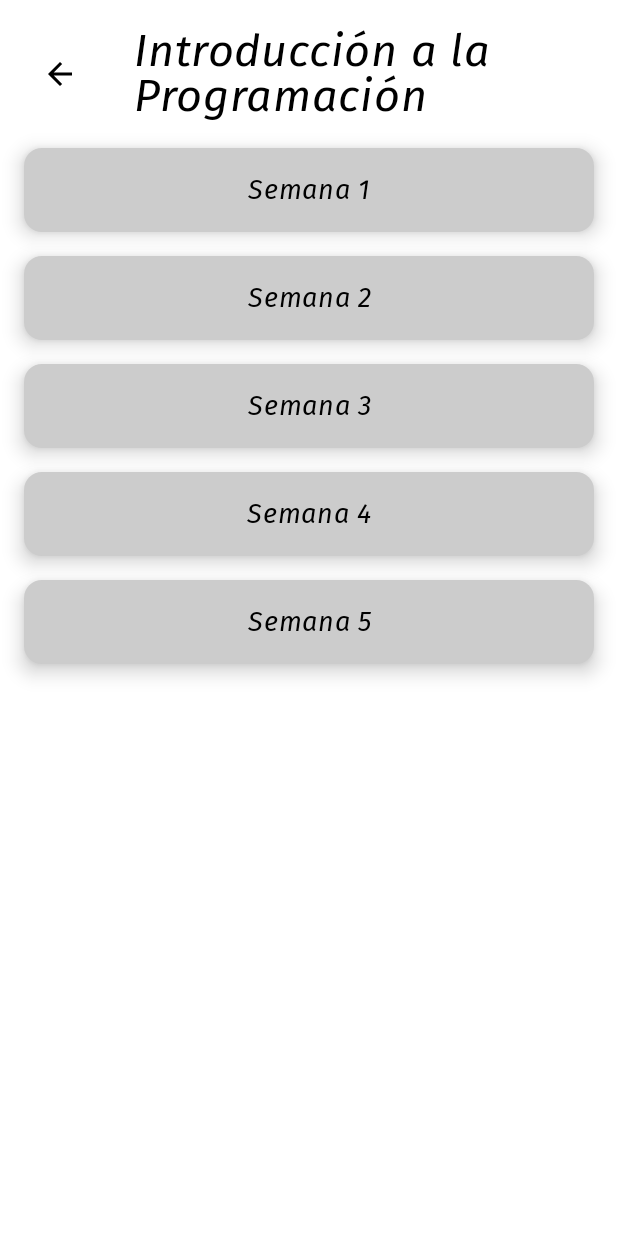
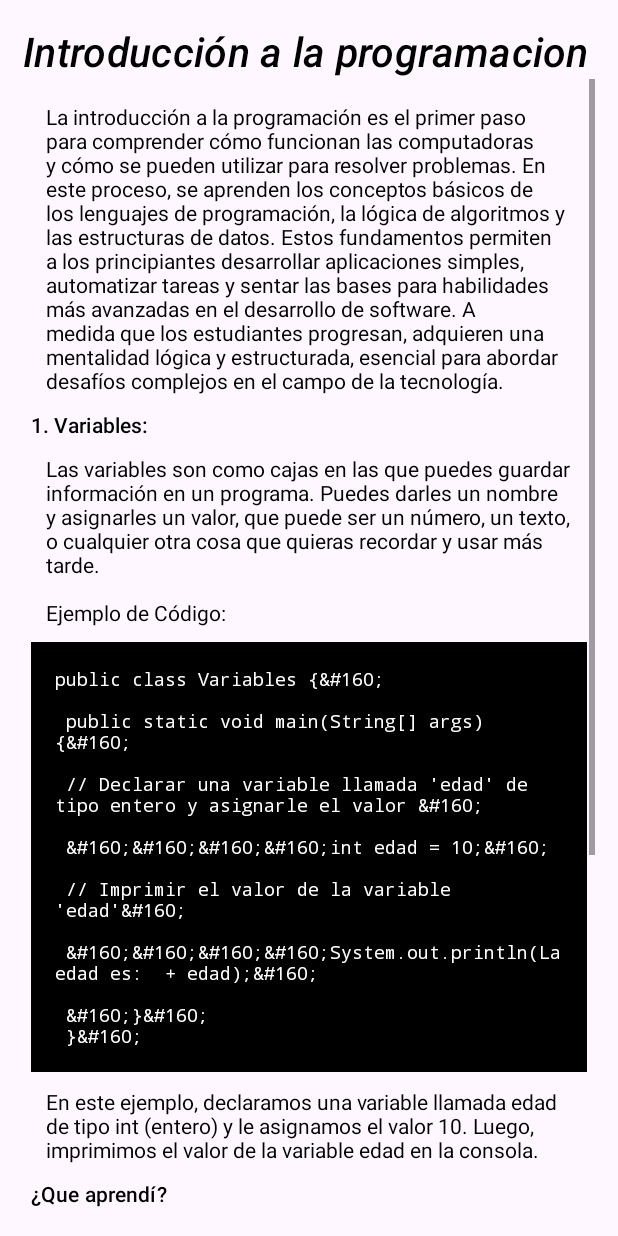
Before and after one commit to AlexisPiracoca/labVirtual, an Android app built with Jetpack Compose: the IntroProgrammingClassScreen screen opened directly, with no data from a screen before it, after a tap on "Semana 4", on a phone screen of 412 x 824 dp. Run offline under Robolectric (Android 15) with nearby library versions, the phone set to English and light mode, and no system bars.

Commit message:
primera actividad Introduccion a la programacion

```diff
--- a/app/src/main/AndroidManifest.xml
+++ b/app/src/main/AndroidManifest.xml
@@ -1,7 +1,9 @@
 <?xml version="1.0" encoding="utf-8"?>
 <manifest xmlns:android="http://schemas.android.com/apk/res/android"
     xmlns:tools="http://schemas.android.com/tools">
+
     <uses-permission android:name="android.permission.INTERNET" />
+
     <application
         android:allowBackup="true"
         android:dataExtractionRules="@xml/data_extraction_rules"
@@ -12,6 +14,9 @@
         android:supportsRtl="true"
         android:theme="@style/Theme.LaboratorioVirtual"
         tools:targetApi="31">
+        <activity
+            android:name=".classProgramming.introduccion.week1introduction"
+            android:exported="false" />
         <activity
             android:name=".classProgramming.weeksPOO.Week1Activity"
             android:exported="false"
--- a/app/src/main/java/com/usta/laboratoriovirtual/classProgramming/IntroProgrammingClassScreen.kt
+++ b/app/src/main/java/com/usta/laboratoriovirtual/classProgramming/IntroProgrammingClassScreen.kt
@@ -21,6 +21,8 @@ import androidx.compose.ui.text.style.TextAlign
 import androidx.compose.ui.unit.dp
 import androidx.compose.ui.unit.sp
 import androidx.compose.ui.tooling.preview.Preview
+import com.usta.laboratoriovirtual.classProgramming.introduccion.week1introduction
+import com.usta.laboratoriovirtual.classProgramming.weeksPOO.Week1Activity
 import com.usta.laboratoriovirtual.classRoom.ClassProgrammingScreen
 import com.usta.laboratoriovirtual.ui.theme.LaboratorioVirtualTheme
 
@@ -111,7 +113,9 @@ private fun MainScreen() {
         CourseCard(
             title = "Semana 4",
             progress = 0.5f,
-            onClick = { }
+            onClick ={val intent = Intent(context, week1introduction::class.java)
+                context.startActivity(intent)
+                (context as? Activity)?.finish()}
         )
 
         Spacer(modifier = Modifier.height(16.dp))
--- /dev/null
+++ b/app/src/main/java/com/usta/laboratoriovirtual/classProgramming/introduccion/week1introduction.kt
@@ -0,0 +1,39 @@
+package com.usta.laboratoriovirtual.classProgramming.introduccion
+
+import android.annotation.SuppressLint
+import android.os.Bundle
+import android.widget.Button
+import androidx.appcompat.app.AppCompatActivity
+import androidx.core.content.ContextCompat
+import com.usta.laboratoriovirtual.R
+
+class week1introduction : AppCompatActivity() {
+
+    private lateinit var myButton: Button
+    private lateinit var myButton2: Button
+    @SuppressLint("MissingInflatedId")
+    override fun onCreate(savedInstanceState: Bundle?) {
+        super.onCreate(savedInstanceState)
+        setContentView(R.layout.activity_week1introduction)
+
+        myButton = findViewById(R.id.myButton)
+        myButton2 = findViewById(R.id.myButton2)
+
+        myButton.setOnClickListener {
+            // Cambiar texto y color cuando se presiona el botón
+            myButton.text = "Error"
+            myButton.setBackgroundColor(ContextCompat.getColor(this, R.color.colorPressed))
+
+        }
+
+
+        myButton2.setOnClickListener {
+            // Cambiar texto y color cuando se presiona el botón
+            myButton2.text = "Correcto"
+            myButton2.setBackgroundColor(ContextCompat.getColor(this, R.color.colorPressed2))
+
+        }
+
+    }
+
+}
--- /dev/null
+++ b/app/src/main/res/layout/activity_week1introduction.xml
@@ -0,0 +1,196 @@
+<LinearLayout xmlns:android="http://schemas.android.com/apk/res/android"
+        xmlns:app="http://schemas.android.com/apk/res-auto"
+        xmlns:tools="http://schemas.android.com/tools"
+        android:id="@+id/main"
+        android:layout_width="match_parent"
+        android:layout_height="match_parent"
+        android:orientation="vertical"
+    tools:context=".classProgramming.introduccion.week1introduction">
+
+    <LinearLayout
+        android:layout_width="match_parent"
+        android:layout_height="wrap_content"
+        android:layout_margin="15dp"
+        android:orientation="vertical">
+
+        <TextView
+            android:id="@+id/textView2"
+            android:layout_width="wrap_content"
+            style="@style/TextAppearance.MaterialComponents.Subtitle2"
+            android:layout_height="wrap_content"
+            android:layout_gravity="left"
+            android:textColor="@color/black"
+            android:textStyle="italic"
+            android:textSize="27dp"
+            android:text="Introducción a la programacion" />
+        <ScrollView
+            android:layout_width="match_parent"
+            android:layout_height="match_parent">
+
+        <LinearLayout
+            android:layout_width="match_parent"
+            android:layout_height="match_parent"
+            android:layout_margin="5dp"
+            android:orientation="vertical">
+
+
+
+                <TextView
+                    android:id="@+id/subhead"
+                    android:layout_width="match_parent"
+                    android:layout_height="wrap_content"
+                    android:layout_margin="10dp"
+                    android:text="La introducción a la programación es el primer paso para comprender cómo funcionan las computadoras y cómo se pueden utilizar para resolver problemas. En este proceso, se aprenden los conceptos básicos de los lenguajes de programación, la lógica de algoritmos y las estructuras de datos. Estos fundamentos permiten a los principiantes desarrollar aplicaciones simples, automatizar tareas y sentar las bases para habilidades más avanzadas en el desarrollo de software. A medida que los estudiantes progresan, adquieren una mentalidad lógica y estructurada, esencial para abordar desafíos complejos en el campo de la tecnología."
+                    android:textColor="@color/black"
+                    app:layout_constraintEnd_toEndOf="parent"
+                    app:layout_constraintStart_toStartOf="parent"
+                    app:layout_constraintTop_toBottomOf="@id/title" />
+
+
+
+            <TextView
+                android:id="@+id/variables"
+                android:layout_width="match_parent"
+                style="@style/TextAppearance.MaterialComponents.Subtitle2"
+                android:layout_height="wrap_content"
+                android:text="1. Variables:"
+                android:textColor="@color/black"
+                app:layout_constraintEnd_toEndOf="parent"
+                app:layout_constraintStart_toStartOf="parent"
+                app:layout_constraintTop_toBottomOf="@id/title" />
+
+
+
+
+            <TextView
+                android:id="@+id/textView21"
+                android:layout_width="match_parent"
+                android:layout_height="wrap_content"
+                android:layout_margin="10dp"
+                android:text="Las variables son como cajas en las que puedes guardar información en un programa. Puedes darles un nombre y asignarles un valor, que puede ser un número, un texto, o cualquier otra cosa que quieras recordar y usar más tarde.\n \nEjemplo de Código:"
+                android:textColor="@color/black"
+                app:layout_constraintEnd_toEndOf="parent"
+                app:layout_constraintStart_toStartOf="parent"
+                app:layout_constraintTop_toBottomOf="@id/title" />
+
+            <LinearLayout
+                android:layout_width="match_parent"
+                android:layout_height="match_parent"
+                android:orientation="vertical">
+
+
+
+                    <TextView
+                        android:id="@+id/codeTextView"
+                        android:layout_width="match_parent"
+                        android:layout_height="wrap_content"
+                        android:padding="16dp"
+                        android:text="@string/codigo_variables"
+                        android:textColor="@android:color/white"
+                        android:background="@android:color/black"
+                        android:textSize="12sp"
+                        android:fontFamily="monospace"
+                        android:scrollbars="vertical"
+                        android:gravity="start" />
+
+            </LinearLayout>
+
+            <TextView
+                android:id="@+id/textView22"
+                android:layout_width="match_parent"
+                android:layout_height="wrap_content"
+                android:layout_margin="10dp"
+                android:text="En este ejemplo, declaramos una variable llamada edad de tipo int (entero) y le asignamos el valor 10. Luego, imprimimos el valor de la variable edad en la consola."
+                android:textColor="@color/black"
+                app:layout_constraintEnd_toEndOf="parent"
+                app:layout_constraintStart_toStartOf="parent"
+                app:layout_constraintTop_toBottomOf="@id/title" />
+
+
+
+
+            <TextView
+                android:id="@+id/actividad1"
+                android:layout_width="match_parent"
+                style="@style/TextAppearance.MaterialComponents.Subtitle2"
+                android:layout_height="wrap_content"
+                android:text="¿Que aprendí?"
+                android:textColor="@color/black"
+                app:layout_constraintEnd_toEndOf="parent"
+                app:layout_constraintStart_toStartOf="parent"
+                app:layout_constraintTop_toBottomOf="@id/title" />
+
+            <TextView
+                android:id="@+id/textoActividad"
+                android:layout_width="match_parent"
+                android:layout_height="wrap_content"
+                android:layout_margin="10dp"
+                android:text="VERDADERO O FALSO\n\nEl siguiente codigo que imprime un valor de 15"
+                android:textColor="@color/black"
+                app:layout_constraintEnd_toEndOf="parent"
+                app:layout_constraintStart_toStartOf="parent"
+                app:layout_constraintTop_toBottomOf="@id/title" />
+
+            <LinearLayout
+                android:layout_width="match_parent"
+                android:layout_height="match_parent"
+                android:orientation="vertical">
+
+
+
+                <TextView
+                    android:id="@+id/codigoactividad"
+                    android:layout_width="match_parent"
+                    android:layout_height="wrap_content"
+                    android:padding="16dp"
+                    android:text="@string/actividad_variable"
+                    android:textColor="@android:color/white"
+                    android:background="@android:color/black"
+                    android:textSize="12sp"
+                    android:fontFamily="monospace"
+                    android:scrollbars="vertical"
+                    android:gravity="start" />
+
+            </LinearLayout>
+
+            <LinearLayout
+                android:layout_width="match_parent"
+                android:layout_height="match_parent"
+                android:orientation="horizontal">
+
+
+                <Button
+                    android:id="@+id/myButton"
+                    android:layout_width="wrap_content"
+                    android:layout_height="wrap_content"
+                    android:layout_margin="15dp"
+                    android:background="@color/blue"
+                    android:layout_weight="1"
+                    android:text="Falso" />
+
+
+                <Button
+                    android:id="@+id/myButton2"
+                    android:layout_width="wrap_content"
+                    android:layout_height="wrap_content"
+                    android:layout_margin="15dp"
+                    android:background="@color/blue"
+                    android:layout_weight="1"
+                    android:text="Verdadero" />
+
+
+            </LinearLayout>
+
+
+
+
+
+        </LinearLayout>
+        </ScrollView>
+
+    </LinearLayout>
+
+
+
+
+</LinearLayout>
--- a/app/src/main/res/layout/fragment_second.xml
+++ b/app/src/main/res/layout/fragment_second.xml
@@ -31,5 +31,7 @@
             app:layout_constraintEnd_toEndOf="parent"
             app:layout_constraintStart_toStartOf="parent"
             app:layout_constraintTop_toBottomOf="@id/button_second" />
+
+
     </androidx.constraintlayout.widget.ConstraintLayout>
 </androidx.core.widget.NestedScrollView>
--- a/app/src/main/res/values/colors.xml
+++ b/app/src/main/res/values/colors.xml
@@ -7,6 +7,9 @@
     <color name="teal_700">#FF018786</color>
     <color name="black">#FF000000</color>
     <color name="white">#FFFFFFFF</color>
+    <color name="blue">#1341C1</color>
+    <color name="colorPressed">#D30048</color>
+    <color name="colorPressed2">#00ED0C</color>
 
     <color name="backGround">#FAEBD7</color>
 
--- a/app/src/main/res/values/strings.xml
+++ b/app/src/main/res/values/strings.xml
@@ -50,4 +50,35 @@
     <string name="title_activity_min_max_class">MinMaxClass</string>
     <string name="title_activity_laplace_class">LaplaceClass</string>
     <string name="activity_week1">ActivityWeek1</string>
+
+
+
+    <string name="codigo_variables">
+        <![CDATA[
+public class Variables {&#160;\n\n
+public static void main(String[] args) {&#160;\n\n
+// Declarar una variable llamada \'edad\' de tipo entero y asignarle el valor &#160;\n\n
+&#160;&#160;&#160;&#160;int edad = 10;&#160;\n\n
+// Imprimir el valor de la variable \'edad\'&#160;\n\n
+&#160;&#160;&#160;&#160;System.out.println("La edad es: " + edad);&#160;\n\n
+&#160;}&#160;\n
+}&#160;
+        ]]>
+    </string>
+
+    <string name="actividad_variable">
+        <![CDATA[
+public class Variables {&#160;\n\n
+public static void main(String[] args) {&#160;\n\n
+&#160;&#160;&#160;&#160;int valor = 15;&#160;\n\n
+&#160;&#160;&#160;&#160;System.out.println("El valor: "+ valor);&#160;\n\n
+&#160;}&#160;\n
+}&#160;
+        ]]>
+    </string>
+
+
+
+
+
 </resources>
--- a/gradle/libs.versions.toml
+++ b/gradle/libs.versions.toml
@@ -1,5 +1,5 @@
 [versions]
-agp = "8.4.0"
+agp = "8.3.1"
 kotlin = "1.9.0"
 coreKtx = "1.13.0"
 junit = "4.13.2"
```
